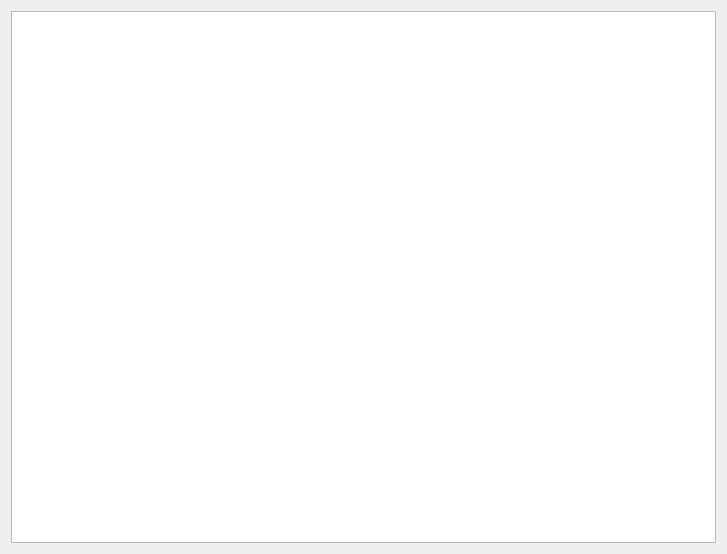
Above: table_view_dict.ui from draco-sam/myDictionary before the change. Below: the same form after it.
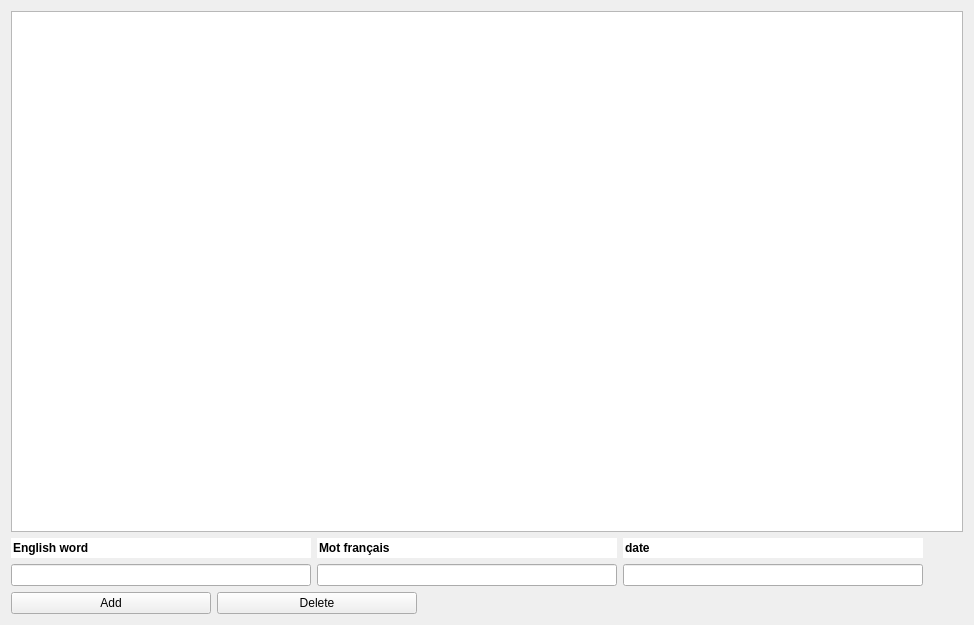
That is the form after the change.

Commit message: table_view_dict.ui : line edit and push button.

What changed in the file:
```diff
--- a/table_view_dict.ui
+++ b/table_view_dict.ui
@@ -6,8 +6,8 @@
    <rect>
     <x>0</x>
     <y>0</y>
-    <width>727</width>
-    <height>554</height>
+    <width>974</width>
+    <height>625</height>
    </rect>
   </property>
   <property name="windowTitle">
@@ -15,16 +15,236 @@
   </property>
   <layout class="QGridLayout" name="gridLayout_2">
    <item row="0" column="0">
+    <widget class="QTableView" name="tableView">
+     <attribute name="horizontalHeaderMinimumSectionSize">
+      <number>300</number>
+     </attribute>
+     <attribute name="horizontalHeaderDefaultSectionSize">
+      <number>300</number>
+     </attribute>
+    </widget>
+   </item>
+   <item row="1" column="0">
     <layout class="QGridLayout" name="gridLayout">
+     <item row="1" column="2">
+      <widget class="QLineEdit" name="line_edit_date">
+       <property name="minimumSize">
+        <size>
+         <width>300</width>
+         <height>0</height>
+        </size>
+       </property>
+       <property name="maximumSize">
+        <size>
+         <width>300</width>
+         <height>16777215</height>
+        </size>
+       </property>
+      </widget>
+     </item>
+     <item row="1" column="1">
+      <widget class="QLineEdit" name="line_edit_french">
+       <property name="minimumSize">
+        <size>
+         <width>300</width>
+         <height>0</height>
+        </size>
+       </property>
+       <property name="maximumSize">
+        <size>
+         <width>300</width>
+         <height>16777215</height>
+        </size>
+       </property>
+      </widget>
+     </item>
      <item row="0" column="0">
-      <widget class="QTableView" name="tableView">
-       <attribute name="horizontalHeaderMinimumSectionSize">
-        <number>300</number>
-       </attribute>
-       <attribute name="horizontalHeaderDefaultSectionSize">
-        <number>300</number>
-       </attribute>
+      <widget class="QLineEdit" name="lineEdit_4">
+       <property name="enabled">
+        <bool>true</bool>
+       </property>
+       <property name="minimumSize">
+        <size>
+         <width>300</width>
+         <height>0</height>
+        </size>
+       </property>
+       <property name="maximumSize">
+        <size>
+         <width>300</width>
+         <height>16777215</height>
+        </size>
+       </property>
+       <property name="font">
+        <font>
+         <bold>true</bold>
+        </font>
+       </property>
+       <property name="text">
+        <string>English word</string>
+       </property>
+       <property name="frame">
+        <bool>false</bool>
+       </property>
+       <property name="readOnly">
+        <bool>true</bool>
+       </property>
       </widget>
+     </item>
+     <item row="0" column="1">
+      <widget class="QLineEdit" name="lineEdit_5">
+       <property name="minimumSize">
+        <size>
+         <width>300</width>
+         <height>0</height>
+        </size>
+       </property>
+       <property name="maximumSize">
+        <size>
+         <width>300</width>
+         <height>16777215</height>
+        </size>
+       </property>
+       <property name="font">
+        <font>
+         <bold>true</bold>
+        </font>
+       </property>
+       <property name="acceptDrops">
+        <bool>true</bool>
+       </property>
+       <property name="autoFillBackground">
+        <bool>false</bool>
+       </property>
+       <property name="text">
+        <string>Mot français</string>
+       </property>
+       <property name="frame">
+        <bool>false</bool>
+       </property>
+       <property name="readOnly">
+        <bool>true</bool>
+       </property>
+      </widget>
+     </item>
+     <item row="1" column="0">
+      <widget class="QLineEdit" name="line_edit_english">
+       <property name="minimumSize">
+        <size>
+         <width>300</width>
+         <height>0</height>
+        </size>
+       </property>
+       <property name="maximumSize">
+        <size>
+         <width>300</width>
+         <height>16777215</height>
+        </size>
+       </property>
+      </widget>
+     </item>
+     <item row="0" column="2">
+      <widget class="QLineEdit" name="lineEdit_6">
+       <property name="minimumSize">
+        <size>
+         <width>300</width>
+         <height>0</height>
+        </size>
+       </property>
+       <property name="maximumSize">
+        <size>
+         <width>300</width>
+         <height>16777215</height>
+        </size>
+       </property>
+       <property name="font">
+        <font>
+         <bold>true</bold>
+        </font>
+       </property>
+       <property name="text">
+        <string>date</string>
+       </property>
+       <property name="frame">
+        <bool>false</bool>
+       </property>
+       <property name="readOnly">
+        <bool>true</bool>
+       </property>
+      </widget>
+     </item>
+     <item row="0" column="3">
+      <spacer name="horizontalSpacer_2">
+       <property name="orientation">
+        <enum>Qt::Horizontal</enum>
+       </property>
+       <property name="sizeHint" stdset="0">
+        <size>
+         <width>40</width>
+         <height>20</height>
+        </size>
+       </property>
+      </spacer>
+     </item>
+    </layout>
+   </item>
+   <item row="2" column="0">
+    <layout class="QHBoxLayout" name="horizontalLayout_2">
+     <item>
+      <widget class="QPushButton" name="pushButton">
+       <property name="minimumSize">
+        <size>
+         <width>200</width>
+         <height>0</height>
+        </size>
+       </property>
+       <property name="maximumSize">
+        <size>
+         <width>200</width>
+         <height>16777215</height>
+        </size>
+       </property>
+       <property name="font">
+        <font>
+         <bold>false</bold>
+        </font>
+       </property>
+       <property name="text">
+        <string>Add</string>
+       </property>
+      </widget>
+     </item>
+     <item>
+      <widget class="QPushButton" name="pushButton_2">
+       <property name="minimumSize">
+        <size>
+         <width>200</width>
+         <height>0</height>
+        </size>
+       </property>
+       <property name="maximumSize">
+        <size>
+         <width>200</width>
+         <height>16777215</height>
+        </size>
+       </property>
+       <property name="text">
+        <string>Delete</string>
+       </property>
+      </widget>
+     </item>
+     <item>
+      <spacer name="horizontalSpacer">
+       <property name="orientation">
+        <enum>Qt::Horizontal</enum>
+       </property>
+       <property name="sizeHint" stdset="0">
+        <size>
+         <width>40</width>
+         <height>20</height>
+        </size>
+       </property>
+      </spacer>
      </item>
     </layout>
    </item>
```
The commit also changes 2 other files.
